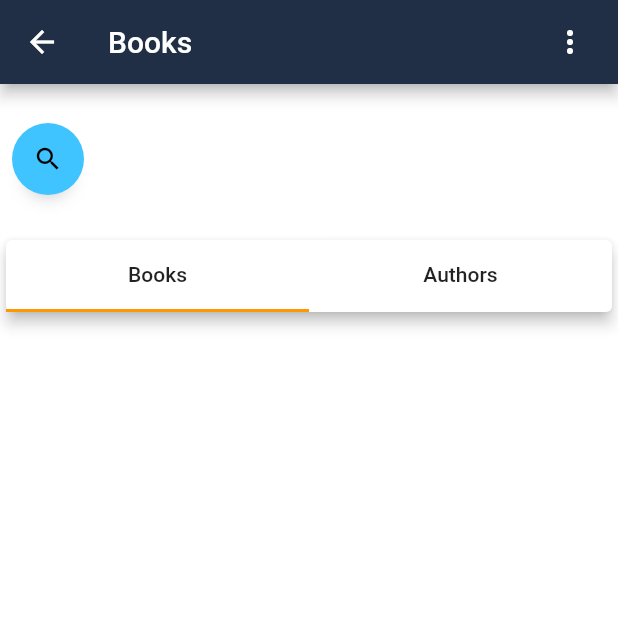
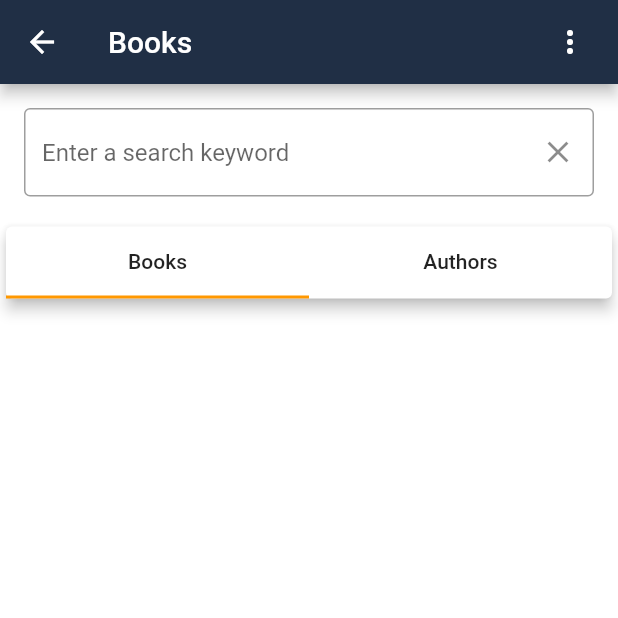
Before and after one commit to PelipetsOlga/BooksFlutterApp, a Flutter app: the SearchScreen screen opened directly, on a phone screen of 412 x 824 dp, the top half of it. Run offline on Flutter 3.47's test engine with Material 2 defaults, Android fonts, the phone set to English and light mode, and no system bars; drawn by our look-alikes of anim_search_bar; our stand-ins replace dio, flutter_rating_bar, get_it, injectable, logger, modal_bottom_sheet and 2 more; generated files the repository leaves out were written again; network calls fail.

Commit message:
Remove animated search bar

```diff
--- a/lib/navigation/first/router_home.dart
+++ b/lib/navigation/first/router_home.dart
@@ -1,4 +1,3 @@
-import 'package:books_app/domain/models/items.dart';
 import 'package:books_app/ui/book/book_page.dart';
 import 'package:books_app/ui/home/home_widget.dart';
 import 'package:flutter/material.dart';
--- a/lib/ui/search/search_widget.dart
+++ b/lib/ui/search/search_widget.dart
@@ -11,7 +11,6 @@ import 'package:books_app/ui/search/search_view_model.dart';
 import 'package:flutter/material.dart';
 import 'package:provider/provider.dart';
 import 'package:modal_bottom_sheet/modal_bottom_sheet.dart';
-import 'package:anim_search_bar/anim_search_bar.dart';
 
 import '../../injection.dart';
 
@@ -102,17 +101,17 @@ class SearchScreenState extends State<SearchScreen>
 
   Padding _getSearchBar() {
     return Padding(
-      padding: const EdgeInsets.symmetric(horizontal: 8.0),
-      child: AnimSearchBar(
-        width: 800,
-        autoFocus: true,
-        color: Colors.lightBlueAccent,
-        textController: textController,
-        onSuffixTap: () {
-          setState(() {
-            textController.clear();
-          });
-        },
+      padding: const EdgeInsets.all(16),
+      child: TextField(
+        decoration: InputDecoration(
+          border: OutlineInputBorder(),
+          hintText: 'Enter a search keyword',
+          suffixIcon: IconButton(
+            onPressed: () => textController.clear(),
+            icon: Icon(Icons.clear),
+          ),
+        ),
+        controller: textController,
       ),
     );
   }
--- a/pubspec.yaml
+++ b/pubspec.yaml
@@ -36,7 +36,6 @@ dependencies:
   provider: ^5.0.0
   flutter_rating_bar: ^4.0.0
   modal_bottom_sheet: ^2.0.0
-  anim_search_bar: ^2.0.1
   share: ^2.0.1
   url_launcher: ^6.0.3
 
```
Also changed, not shown: pubspec.lock.
